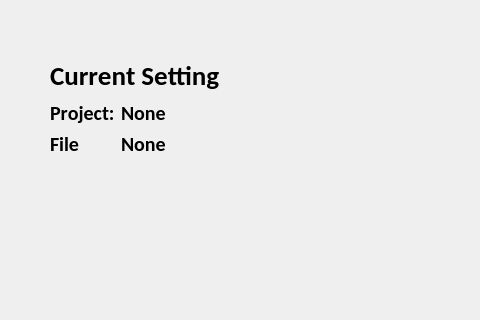
Old version of the form UI/MainUI.ui in the repository huutai012012/Python-GUI; both pictures show x 0 to 480 and y 0 to 320 of the 640 by 480 pixel window.
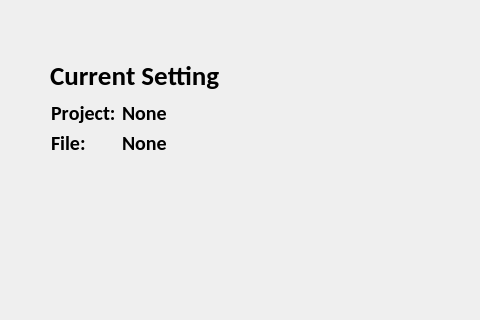
New version of the form. Icons and pictures are not drawn.

Commit message: connect UI with review

The edit to the form file:
```diff
--- a/UI/MainUI.ui
+++ b/UI/MainUI.ui
@@ -208,18 +208,36 @@
      <string>Choose File</string>
     </property>
    </widget>
-   <widget class="QWidget" name="">
+   <widget class="QLabel" name="Project_Name">
     <property name="geometry">
      <rect>
-      <x>50</x>
-      <y>100</y>
-      <width>118</width>
-      <height>56</height>
+      <x>122</x>
+      <y>101</y>
+      <width>45</width>
+      <height>24</height>
      </rect>
     </property>
-    <layout class="QGridLayout" name="gridLayout">
-     <item row="0" column="0">
+    <property name="font">
+     <font>
+      <family>Calibri</family>
+      <pointsize>15</pointsize>
+      <weight>75</weight>
+      <bold>true</bold>
+     </font>
+    </property>
+    <property name="text">
+     <string>None</string>
+    </property>
+   </widget>
       <widget class="QLabel" name="label_Project_Name">
+    <property name="geometry">
+     <rect>
+      <x>51</x>
+      <y>101</y>
+      <width>65</width>
+      <height>24</height>
+     </rect>
+    </property>
        <property name="font">
         <font>
          <family>Calibri</family>
@@ -232,24 +250,15 @@
         <string>Project:</string>
        </property>
       </widget>
-     </item>
-     <item row="0" column="1">
-      <widget class="QLabel" name="Project_Name">
-       <property name="font">
-        <font>
-         <family>Calibri</family>
-         <pointsize>15</pointsize>
-         <weight>75</weight>
-         <bold>true</bold>
-        </font>
-       </property>
-       <property name="text">
-        <string>None</string>
-       </property>
-      </widget>
-     </item>
-     <item row="1" column="0">
       <widget class="QLabel" name="label_Flie_Name">
+    <property name="geometry">
+     <rect>
+      <x>51</x>
+      <y>131</y>
+      <width>35</width>
+      <height>24</height>
+     </rect>
+    </property>
        <property name="font">
         <font>
          <family>Calibri</family>
@@ -259,12 +268,18 @@
         </font>
        </property>
        <property name="text">
-        <string>File</string>
-       </property>
-      </widget>
-     </item>
-     <item row="1" column="1">
+     <string>File:</string>
+    </property>
+   </widget>
       <widget class="QLabel" name="File_Name">
+    <property name="geometry">
+     <rect>
+      <x>122</x>
+      <y>131</y>
+      <width>45</width>
+      <height>24</height>
+     </rect>
+    </property>
        <property name="font">
         <font>
          <family>Calibri</family>
@@ -276,9 +291,6 @@
        <property name="text">
         <string>None</string>
        </property>
-      </widget>
-     </item>
-    </layout>
    </widget>
   </widget>
   <widget class="QMenuBar" name="menubar">
```
Left out of the diff: 2 changed lines with no effect on the pictures. Lines whose indentation alone changed are shown as unchanged. The commit also changes 5 other files.
